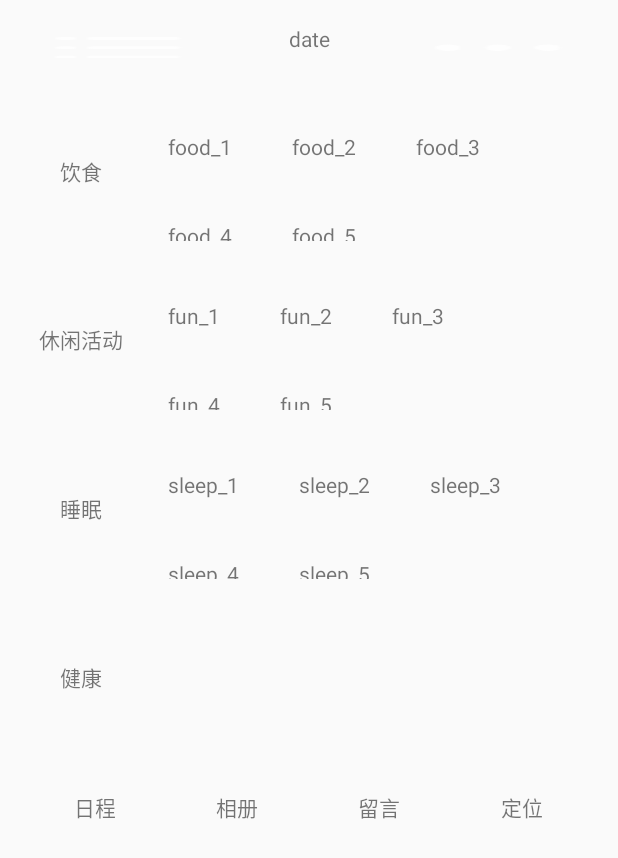
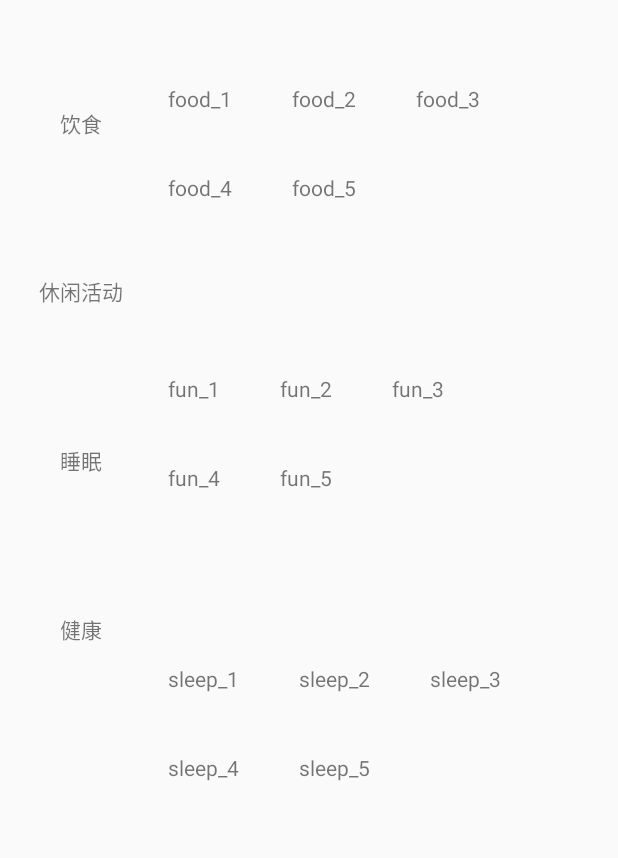
Before and after one commit to EchoZhu/affection, an Android app: the ScheduleActivity screen opened directly, with no data from a screen before it, on a phone screen of 412 x 824 dp. Shown: the top 858 px of the screen. Run offline under Robolectric (Android 15) with nearby library versions, the phone set to English and light mode, and no system bars.

Commit message:
update activity_schedule

```diff
--- a/app/src/main/res/layout/activity_schedule.xml
+++ b/app/src/main/res/layout/activity_schedule.xml
@@ -9,31 +9,10 @@
     android:paddingTop="@dimen/activity_vertical_margin"
     tools:context="com.bupt.affection.activity.ScheduleActivity"
     android:orientation="vertical">
-    <LinearLayout
-        android:id="@+id/title"
-        android:layout_width="match_parent"
-        android:layout_height="wrap_content"
-        android:orientation="horizontal">
-        <ImageView
-            android:layout_width="20dp"
-            android:layout_height="wrap_content"
-            android:layout_weight="1"
-            android:background="@drawable/ic_app_bar" />
-        <TextView
-            android:layout_width="20dp"
-            android:layout_height="wrap_content"
-            android:layout_weight="1"
-            android:text="date"
-            android:gravity="center"/>
-        <ImageView
-            android:layout_width="20dp"
-            android:layout_height="wrap_content"
-            android:background="@drawable/ic_tab_bar"
-            android:layout_weight="1"/>
-    </LinearLayout>
+
     <LinearLayout
         android:layout_width="wrap_content"
-        android:layout_height="450dp"
+        android:layout_height="fill_parent"
         android:orientation="horizontal"
         android:layout_margin="10dp">
         <LinearLayout
@@ -74,7 +53,7 @@
         <LinearLayout
             android:id="@+id/ll_right"
             android:layout_width="match_parent"
-            android:layout_height="450dp"
+            android:layout_height="fill_parent"
             android:layout_weight="2"
             android:orientation="vertical">
             <RelativeLayout
@@ -223,33 +202,4 @@
             </RelativeLayout>
         </LinearLayout>
     </LinearLayout>
-    <LinearLayout
-        android:layout_width="match_parent"
-        android:layout_height="wrap_content"
-        android:orientation="horizontal">
-        <TextView
-            android:layout_width="0dp"
-            android:layout_height="40dp"
-            android:layout_weight="1"
-            android:gravity="center"
-            android:text="日程"/>
-        <TextView
-            android:layout_width="0dp"
-            android:layout_height="40dp"
-            android:layout_weight="1"
-            android:gravity="center"
-            android:text="相册"/>
-        <TextView
-            android:layout_width="0dp"
-            android:layout_height="40dp"
-            android:layout_weight="1"
-            android:gravity="center"
-            android:text="留言"/>
-        <TextView
-            android:layout_width="0dp"
-            android:layout_height="40dp"
-            android:layout_weight="1"
-            android:gravity="center"
-            android:text="定位"/>
-    </LinearLayout>
 </LinearLayout>
--- a/app/src/main/res/layout/fragment_schedule.xml
+++ b/app/src/main/res/layout/fragment_schedule.xml
@@ -5,10 +5,10 @@
     tools:context="com.bupt.affection.com.bupt.affection.activity.com.bupt.affection.fragment.scheduleFragment">
 
     <!-- TODO: Update blank fragment layout -->
-    <LinearLayout
-        android:layout_width="fill_parent"
-        android:layout_height="fill_parent"
-        android:orientation="vertical" >
+    <!--<LinearLayout-->
+        <!--android:layout_width="fill_parent"-->
+        <!--android:layout_height="fill_parent"-->
+        <!--android:orientation="vertical" >-->
         <LinearLayout
             android:layout_width="wrap_content"
             android:layout_height="fill_parent"
@@ -203,6 +203,6 @@
                 </RelativeLayout>
             </LinearLayout>
         </LinearLayout>
-    </LinearLayout>
+    <!--</LinearLayout>-->
 
 </FrameLayout>
```
